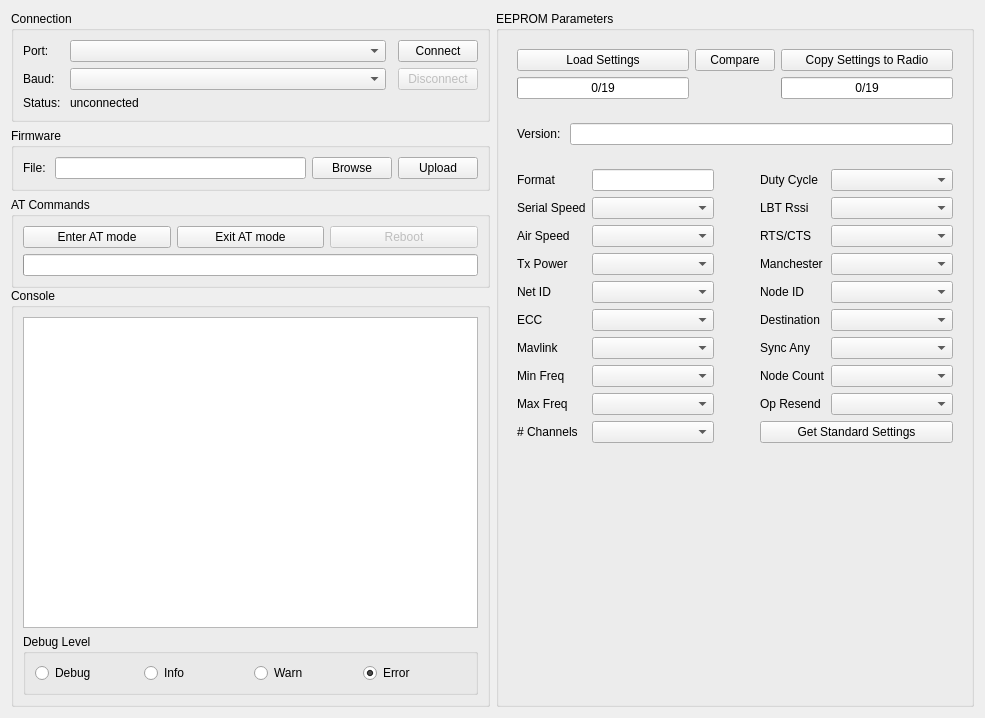
The window that resource/radio_configurator.ui (HippoCampusRobotics/hippocampus_common) describes before a commit, drawn with Qt 5.
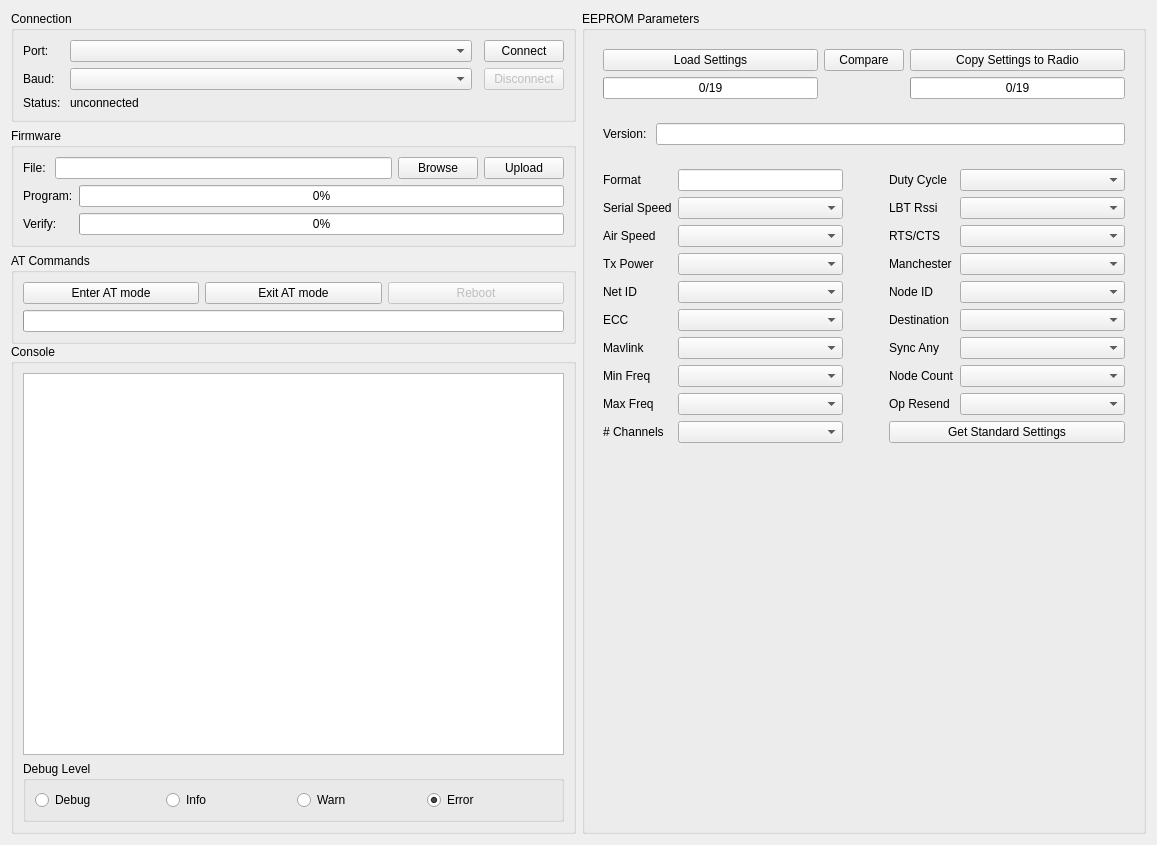
The same window after the commit. Custom widgets are drawn as their Qt base class.

Commit message: added firmware uploader to radio tools

What changed in the file:
```diff
--- a/resource/radio_configurator.ui
+++ b/resource/radio_configurator.ui
@@ -6,8 +6,8 @@
    <rect>
     <x>0</x>
     <y>0</y>
-    <width>985</width>
-    <height>718</height>
+    <width>1157</width>
+    <height>845</height>
    </rect>
   </property>
   <property name="sizePolicy">
@@ -68,7 +68,7 @@
          <property name="horizontalSpacing">
           <number>6</number>
          </property>
-         <item row="2" column="0">
+         <item row="3" column="0">
           <widget class="QGroupBox" name="at_group">
            <property name="enabled">
             <bool>true</bool>
@@ -83,23 +83,6 @@
             <string>AT Commands</string>
            </property>
            <layout class="QGridLayout" name="gridLayout_4">
-            <item row="0" column="1">
-             <widget class="QPushButton" name="exit_at_button">
-              <property name="enabled">
-               <bool>true</bool>
-              </property>
-              <property name="text">
-               <string>Exit AT mode</string>
-              </property>
-             </widget>
-            </item>
-            <item row="0" column="0">
-             <widget class="QPushButton" name="enter_at_button">
-              <property name="text">
-               <string>Enter AT mode</string>
-              </property>
-             </widget>
-            </item>
             <item row="0" column="2">
              <widget class="QPushButton" name="reboot_button">
               <property name="enabled">
@@ -126,6 +109,138 @@
               </property>
              </widget>
             </item>
+            <item row="0" column="1">
+             <widget class="QPushButton" name="exit_at_button">
+              <property name="enabled">
+               <bool>true</bool>
+              </property>
+              <property name="text">
+               <string>Exit AT mode</string>
+              </property>
+             </widget>
+            </item>
+            <item row="0" column="0">
+             <widget class="QPushButton" name="enter_at_button">
+              <property name="text">
+               <string>Enter AT mode</string>
+              </property>
+             </widget>
+            </item>
+           </layout>
+          </widget>
+         </item>
+         <item row="1" column="0">
+          <widget class="QGroupBox" name="firmware_group">
+           <property name="sizePolicy">
+            <sizepolicy hsizetype="Preferred" vsizetype="Fixed">
+             <horstretch>0</horstretch>
+             <verstretch>0</verstretch>
+            </sizepolicy>
+           </property>
+           <property name="title">
+            <string>Firmware</string>
+           </property>
+           <layout class="QVBoxLayout" name="verticalLayout_3">
+            <item>
+             <widget class="QWidget" name="widget_4" native="true">
+              <layout class="QHBoxLayout" name="horizontalLayout_4">
+               <property name="spacing">
+                <number>6</number>
+               </property>
+               <property name="leftMargin">
+                <number>0</number>
+               </property>
+               <property name="topMargin">
+                <number>0</number>
+               </property>
+               <property name="rightMargin">
+                <number>0</number>
+               </property>
+               <property name="bottomMargin">
+                <number>0</number>
+               </property>
+               <item>
+                <widget class="QLabel" name="label_5">
+                 <property name="text">
+                  <string>File: </string>
+                 </property>
+                </widget>
+               </item>
+               <item>
+                <widget class="QLineEdit" name="file_lineedit"/>
+               </item>
+               <item>
+                <widget class="QPushButton" name="browse_button">
+                 <property name="text">
+                  <string>Browse</string>
+                 </property>
+                </widget>
+               </item>
+               <item>
+                <widget class="QPushButton" name="upload_button">
+                 <property name="text">
+                  <string>Upload</string>
+                 </property>
+                </widget>
+               </item>
+              </layout>
+             </widget>
+            </item>
+            <item>
+             <widget class="QWidget" name="widget_5" native="true">
+              <layout class="QFormLayout" name="formLayout">
+               <property name="labelAlignment">
+                <set>Qt::AlignLeading|Qt::AlignLeft|Qt::AlignVCenter</set>
+               </property>
+               <property name="leftMargin">
+                <number>0</number>
+               </property>
+               <property name="topMargin">
+                <number>0</number>
+               </property>
+               <property name="rightMargin">
+                <number>0</number>
+               </property>
+               <property name="bottomMargin">
+                <number>0</number>
+               </property>
+               <item row="0" column="0">
+                <widget class="QLabel" name="label_6">
+                 <property name="text">
+                  <string>Program:</string>
+                 </property>
+                </widget>
+               </item>
+               <item row="0" column="1">
+                <widget class="QProgressBar" name="program_progressbar">
+                 <property name="maximum">
+                  <number>1</number>
+                 </property>
+                 <property name="value">
+                  <number>0</number>
+                 </property>
+                </widget>
+               </item>
+               <item row="1" column="0">
+                <widget class="QLabel" name="label_7">
+                 <property name="text">
+                  <string>Verify: </string>
+                 </property>
+                </widget>
+               </item>
+               <item row="1" column="1">
+                <widget class="QProgressBar" name="verify_progressbar">
+                 <property name="maximum">
+                  <number>1</number>
+                 </property>
+                 <property name="value">
+                  <number>0</number>
+                 </property>
+                </widget>
+               </item>
+              </layout>
+             </widget>
+            </item>
            </layout>
           </widget>
          </item>
@@ -214,45 +329,6 @@
            </layout>
           </widget>
          </item>
-         <item row="1" column="0">
-          <widget class="QGroupBox" name="groupBox">
-           <property name="sizePolicy">
-            <sizepolicy hsizetype="Preferred" vsizetype="Fixed">
-             <horstretch>0</horstretch>
-             <verstretch>0</verstretch>
-            </sizepolicy>
-           </property>
-           <property name="title">
-            <string>Firmware</string>
-           </property>
-           <layout class="QGridLayout" name="gridLayout_8">
-            <item row="0" column="0">
-             <widget class="QLabel" name="label_5">
-              <property name="text">
-               <string>File: </string>
-              </property>
-             </widget>
-            </item>
-            <item row="0" column="2">
-             <widget class="QPushButton" name="browse_button">
-              <property name="text">
-               <string>Browse</string>
-              </property>
-             </widget>
-            </item>
-            <item row="0" column="1">
-             <widget class="QLineEdit" name="file_lineedit"/>
-            </item>
-            <item row="0" column="3">
-             <widget class="QPushButton" name="upload_button">
-              <property name="text">
-               <string>Upload</string>
-              </property>
-             </widget>
-            </item>
-           </layout>
-          </widget>
-         </item>
         </layout>
        </widget>
       </item>
@@ -453,6 +529,9 @@
          </item>
          <item row="0" column="1">
           <widget class="QPushButton" name="compare_button">
+           <property name="toolTip">
+            <string>&lt;html&gt;&lt;head/&gt;&lt;body&gt;&lt;p&gt;Compares the currently chosen parameters with the radio's active parameters and shows the modified settings.&lt;/p&gt;&lt;/body&gt;&lt;/html&gt;</string>
+           </property>
            <property name="text">
             <string>Compare</string>
            </property>
```
The commit also changes 3 other files.
